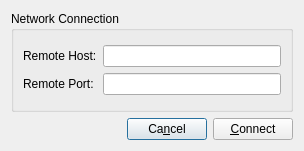
This is client/ui/connectorform.ui in rku/Settleboard as Qt 5 draws it before an edit. The edited form follows.
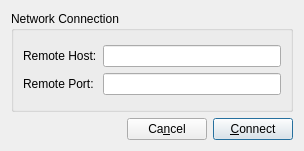
This is the edited form.

Commit message: Make the connect button default.

Patch:
```diff
--- a/client/ui/connectorform.ui
+++ b/client/ui/connectorform.ui
@@ -96,6 +96,9 @@
        <property name="text">
         <string>Ca&amp;ncel</string>
        </property>
+       <property name="autoDefault">
+        <bool>false</bool>
+       </property>
       </widget>
      </item>
      <item>
@@ -103,6 +106,9 @@
        <property name="text">
         <string>&amp;Connect</string>
        </property>
+       <property name="default">
+        <bool>true</bool>
+       </property>
       </widget>
      </item>
     </layout>
```
